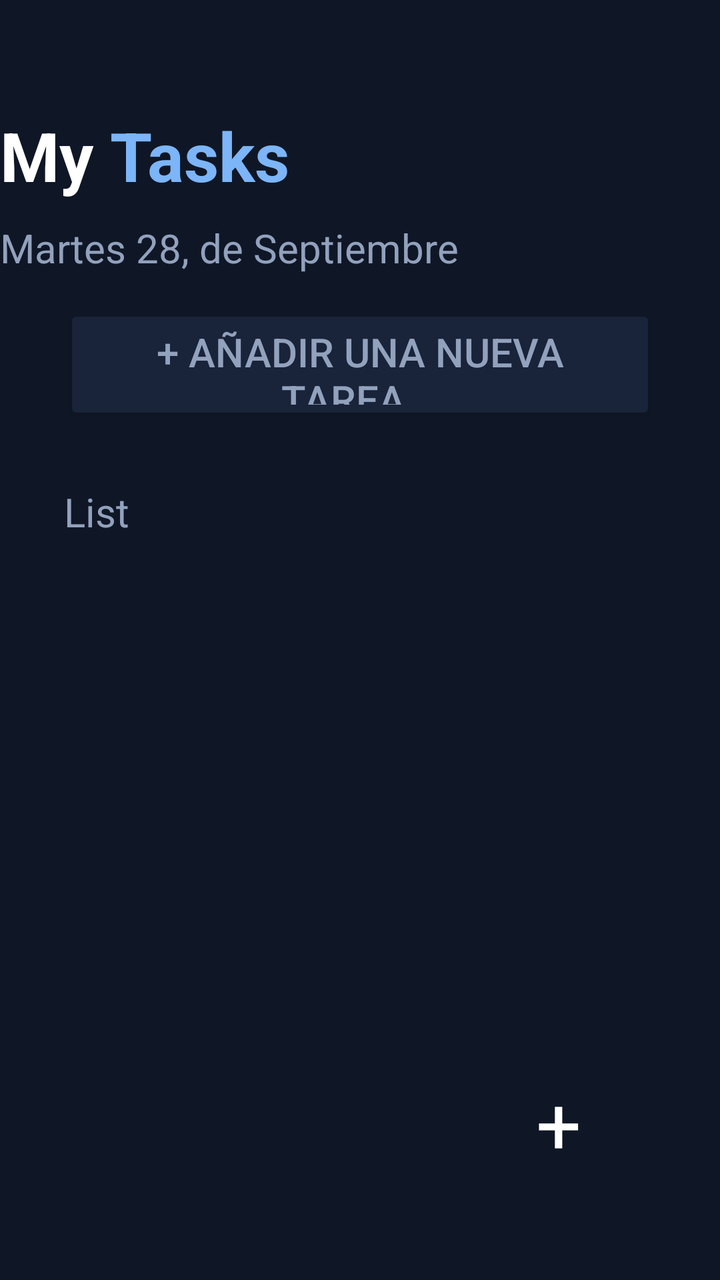
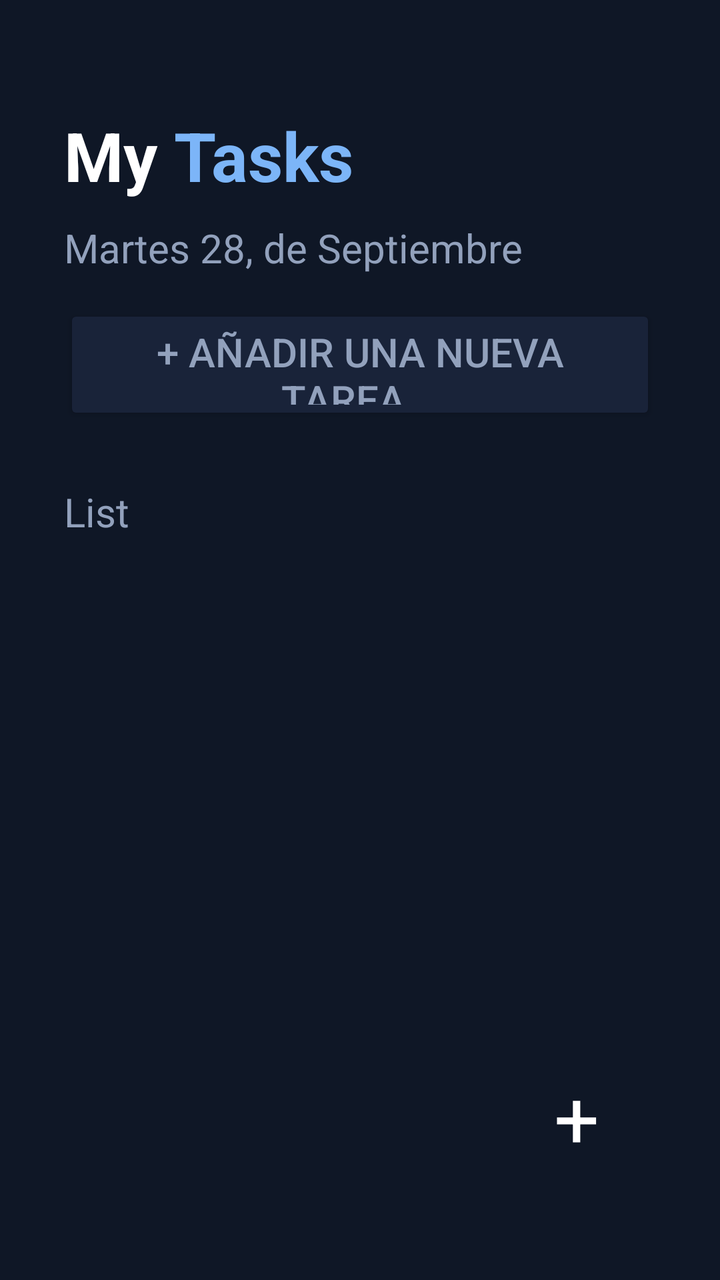

Compare the two renders of this Android layout. The source of the first and the diff that turns it into the second are given below.
<!-- AndroidManifest.xml: application theme Theme.ToDoList -->
<!-- res/layout/activity_main.xml -->
<?xml version="1.0" encoding="utf-8"?>
<androidx.constraintlayout.widget.ConstraintLayout xmlns:android="http://schemas.android.com/apk/res/android"
    xmlns:app="http://schemas.android.com/apk/res-auto"
    xmlns:tools="http://schemas.android.com/tools"
    android:id="@+id/main"
    android:layout_width="match_parent"
    android:layout_height="match_parent"
    android:background="@color/fondo"
    app:circularflow_defaultRadius="100dp"
    tools:context=".MainActivity">

    <LinearLayout
        android:layout_width="match_parent"
        android:layout_height="match_parent"
        android:orientation="vertical">

        <androidx.constraintlayout.widget.ConstraintLayout
            android:layout_width="match_parent"
            android:layout_height="match_parent">

            <TextView
                android:id="@+id/textView5"
                android:layout_width="wrap_content"
                android:layout_height="wrap_content"
                android:layout_marginTop="30dp"
                android:text="List"
                android:textColor="@color/azulGris"
                android:textSize="20dp"
                app:layout_constraintStart_toStartOf="@+id/button"
                app:layout_constraintTop_toBottomOf="@+id/button" />

            <Button
                android:id="@+id/button"
                android:layout_width="0dp"
                android:layout_height="60dp"
                android:layout_marginStart="32dp"
                android:layout_marginTop="15dp"
                android:layout_marginEnd="32dp"
                android:backgroundTint="@color/apartados"
                android:text="+ Añadir una nueva tarea..."
                android:textAlignment="viewStart"
                android:textColor="@color/azulGris"
                android:textSize="20sp"
                app:cornerRadius="12dp"
                app:layout_constraintEnd_toEndOf="parent"
                app:layout_constraintStart_toStartOf="parent"
                app:layout_constraintTop_toBottomOf="@+id/textView3" />

            <TextView
                android:id="@+id/textView3"
                android:layout_width="wrap_content"
                android:layout_height="wrap_content"
                android:layout_marginTop="10dp"
                android:text="Martes 28, de Septiembre"
                android:textColor="@color/azulGris"
                android:textSize="20sp"
                app:layout_constraintStart_toStartOf="@+id/textView"
                app:layout_constraintTop_toBottomOf="@+id/textView" />

            <TextView
                android:id="@+id/textView"
                android:layout_width="wrap_content"
                android:layout_height="wrap_content"
                android:layout_marginTop="55dp"
                android:text="My "
                android:textColor="@color/white"
                android:textSize="34sp"
                android:textStyle="bold"
                app:layout_constraintTop_toTopOf="parent"
                tools:layout_editor_absoluteX="32dp" />

            <TextView
                android:id="@+id/textView2"
                android:layout_width="wrap_content"
                android:layout_height="wrap_content"
                android:text="Tasks"
                android:textColor="@color/azulClarito"
                android:textSize="34sp"
                android:textStyle="bold"
                app:layout_constraintBottom_toBottomOf="@+id/textView"
                app:layout_constraintStart_toEndOf="@+id/textView"
                app:layout_constraintTop_toTopOf="@+id/textView" />

            <Button
                android:id="@+id/bt_suma"
                style="@style/Widget.Material3.ExtendedFloatingActionButton.Icon.Secondary"
                android:layout_width="75dp"
                android:layout_height="75dp"
                android:layout_marginEnd="41dp"
                android:layout_marginBottom="41dp"
                android:backgroundTint="@color/azulClarito"
                android:fontFamily="sans-serif"
                android:insetLeft="0dp"
                android:insetTop="0dp"
                android:insetRight="0dp"
                android:insetBottom="0dp"
                android:paddingStart="0dp"
                android:paddingTop="0dp"
                android:paddingEnd="0dp"
                android:paddingBottom="0dp"
                android:text="+"
                android:textAlignment="center"
                android:textColor="@color/white"
                android:textSize="40sp"
                android:textStyle="normal"

                app:cornerRadius="37.5dp"
                app:layout_constraintBottom_toBottomOf="parent"
                app:layout_constraintEnd_toEndOf="parent" />

            <LinearLayout
                android:id="@+id/ll_lista"
                android:layout_width="0dp"
                android:layout_height="0dp"
                android:layout_marginStart="32dp"
                android:layout_marginTop="15dp"
                android:layout_marginEnd="32dp"
                android:layout_marginBottom="15dp"
                android:orientation="vertical"
                app:layout_constraintBottom_toTopOf="@+id/bt_suma"
                app:layout_constraintEnd_toEndOf="parent"
                app:layout_constraintStart_toStartOf="parent"
                app:layout_constraintTop_toBottomOf="@+id/textView5">

                <androidx.recyclerview.widget.RecyclerView
                    android:id="@+id/rv_lista"
                    android:layout_width="match_parent"
                    android:layout_height="match_parent" />

                <TextView
                    android:id="@+id/textView4"
                    android:layout_width="0dp"
                    android:layout_height="0dp"
                    android:layout_marginBottom="2dp"
                    android:text="TextView" />
            </LinearLayout>

        </androidx.constraintlayout.widget.ConstraintLayout>
    </LinearLayout>

</androidx.constraintlayout.widget.ConstraintLayout>
<!-- resources referenced by this layout -->
<resources>
  <color name="apartados">#192339</color>
  <color name="azulClarito">#7cb5f8</color>
  <color name="azulGris">#92a1bc</color>
  <color name="fondo">#0f1726</color>
  <color name="white">#FFFFFFFF</color>
  <style name="Theme.ToDoList" parent="Base.Theme.ToDoList" />
  <style name="Base.Theme.ToDoList" parent="Theme.Material3.DayNight.NoActionBar">
          
          
      </style>
</resources>

<!-- the commit's change to res/layout/activity_main.xml (unified diff, before → after) -->
@@ -61,13 +61,14 @@
                 android:id="@+id/textView"
                 android:layout_width="wrap_content"
                 android:layout_height="wrap_content"
+                android:layout_marginStart="32dp"
                 android:layout_marginTop="55dp"
                 android:text="My "
                 android:textColor="@color/white"
                 android:textSize="34sp"
                 android:textStyle="bold"
-                app:layout_constraintTop_toTopOf="parent"
-                tools:layout_editor_absoluteX="32dp" />
+                app:layout_constraintStart_toStartOf="parent"
+                app:layout_constraintTop_toTopOf="parent" />
 
             <TextView
                 android:id="@+id/textView2"
@@ -86,8 +87,8 @@
                 style="@style/Widget.Material3.ExtendedFloatingActionButton.Icon.Secondary"
                 android:layout_width="75dp"
                 android:layout_height="75dp"
-                android:layout_marginEnd="41dp"
-                android:layout_marginBottom="41dp"
+                android:layout_marginEnd="32dp"
+                android:layout_marginBottom="44dp"
                 android:backgroundTint="@color/azulClarito"
                 android:fontFamily="sans-serif"
                 android:insetLeft="0dp"
